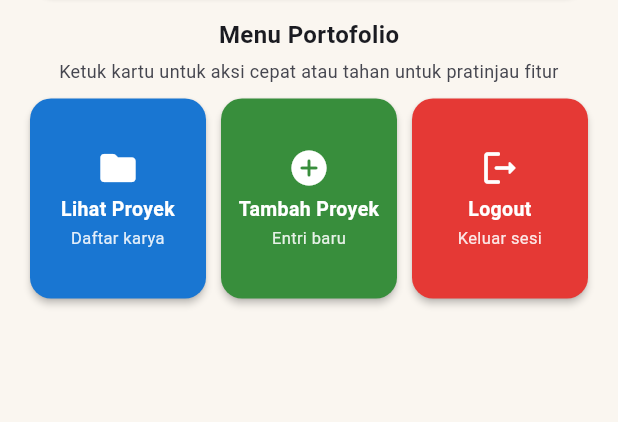
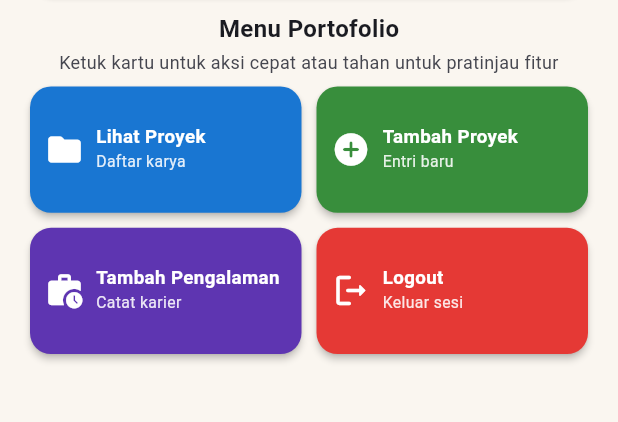
Before and after one commit to ananthakamal-lgtm/myportofolio_mobile, a Flutter app: the screen it shows after launch, in the side drawer, after a tap on "Home", on a phone screen of 412 x 824 dp, the part 431-853 px from its top. Run offline on Flutter 3.47's test engine with Material 3 defaults, Android fonts, the phone set to English and light mode, and no system bars; our stand-ins replace material_ui.

Commit message:
feat(navigation): add Tambah Pengalaman menu card, drawer item, and 2x2 grid layout

```diff
--- a/lib/screens/menu.dart
+++ b/lib/screens/menu.dart
@@ -1,4 +1,6 @@
 import 'package:material_ui/material_ui.dart';
+import 'package:myportofolio_mobile/screens/experience_form.dart';
+import 'package:myportofolio_mobile/screens/project_form.dart';
 import 'package:myportofolio_mobile/widgets/left_drawer.dart';
 import 'package:myportofolio_mobile/widgets/project_card.dart';
 
@@ -32,6 +34,16 @@ class MyHomePage extends StatelessWidget {
       subtitle: "Entri baru",
       detailDescription:
           "Membuka formulir untuk menambahkan proyek portofolio baru beserta deskripsi dan tech stack.",
+      destinationBuilder: (context) => const ProjectFormPage(),
+    ),
+    ItemHomepage(
+      "Tambah Pengalaman",
+      Icons.work_history_rounded,
+      Colors.deepPurple.shade600,
+      subtitle: "Catat karier",
+      detailDescription:
+          "Membuka formulir untuk mencatat pengalaman kerja, magang, riset, atau organisasi sesuai model Experience Django.",
+      destinationBuilder: (context) => const ExperienceFormPage(),
     ),
     ItemHomepage(
       "Logout",
@@ -284,7 +296,7 @@ class MyHomePage extends StatelessWidget {
                     ),
                   ),
 
-                  const SizedBox(height: 12.0),
+                  const SizedBox(height: 8.0),
 
                   // Bagian menu aksi portofolio.
                   const Text(
@@ -294,7 +306,7 @@ class MyHomePage extends StatelessWidget {
                       fontSize: 16.0,
                     ),
                   ),
-                  const SizedBox(height: 4.0),
+                  const SizedBox(height: 2.0),
                   Text(
                     'Ketuk kartu untuk aksi cepat atau tahan untuk pratinjau fitur',
                     textAlign: TextAlign.center,
@@ -304,20 +316,20 @@ class MyHomePage extends StatelessWidget {
                     ),
                   ),
 
-                  // Batasi lebar GridView agar ukuran kartu menu tetap proporsional di layar lebar.
+                  // Batasi lebar GridView agar kisi 2x2 tetap proporsional di layar lebar.
                   ConstrainedBox(
                     constraints: const BoxConstraints(maxWidth: 380),
                     child: GridView.count(
                       primary: false,
                       physics: const NeverScrollableScrollPhysics(),
                       padding: const EdgeInsets.symmetric(
-                        vertical: 10.0,
+                        vertical: 8.0,
                         horizontal: 4.0,
                       ),
                       crossAxisSpacing: 10,
                       mainAxisSpacing: 10,
-                      crossAxisCount: 3,
-                      childAspectRatio: 0.88,
+                      crossAxisCount: 2,
+                      childAspectRatio: 2.15,
                       // shrinkWrap agar ukuran kisi menyesuaikan tinggi konten anak.
                       shrinkWrap: true,
                       children: items.map((ItemHomepage item) {
@@ -393,6 +405,7 @@ class ItemHomepage {
   final Color color;
   final String subtitle;
   final String detailDescription;
+  final WidgetBuilder? destinationBuilder;
 
   ItemHomepage(
     this.name,
@@ -400,5 +413,6 @@ class ItemHomepage {
     this.color, {
     this.subtitle = '',
     this.detailDescription = '',
+    this.destinationBuilder,
   });
 }
--- a/lib/widgets/left_drawer.dart
+++ b/lib/widgets/left_drawer.dart
@@ -1,4 +1,5 @@
 import 'package:material_ui/material_ui.dart';
+import 'package:myportofolio_mobile/screens/experience_form.dart';
 import 'package:myportofolio_mobile/screens/menu.dart';
 import 'package:myportofolio_mobile/screens/project_form.dart';
 
@@ -65,6 +66,18 @@ class LeftDrawer extends StatelessWidget {
               );
             },
           ),
+          ListTile(
+            leading: const Icon(Icons.work_history_outlined),
+            title: const Text('Add Experience'),
+            onTap: () {
+              Navigator.pushReplacement(
+                context,
+                MaterialPageRoute(
+                  builder: (context) => const ExperienceFormPage(),
+                ),
+              );
+            },
+          ),
         ],
       ),
     );
--- a/lib/widgets/project_card.dart
+++ b/lib/widgets/project_card.dart
@@ -1,6 +1,5 @@
 import 'package:material_ui/material_ui.dart';
 import 'package:myportofolio_mobile/screens/menu.dart';
-import 'package:myportofolio_mobile/screens/project_form.dart';
 
 /// Kartu tombol menu interaktif yang menggunakan warna unik [ItemHomepage.color]
 /// dan memunculkan [SnackBar] serta pratinjau detail aksi saat ditekan.
@@ -52,7 +51,8 @@ class ItemCard extends StatelessWidget {
   }
 
   void _handleTap(BuildContext context) {
-    final navigatesToForm = item.name == "Tambah Proyek";
+    final destinationBuilder = item.destinationBuilder;
+    final hasDestination = destinationBuilder != null;
 
     ScaffoldMessenger.of(context)
       ..hideCurrentSnackBar()
@@ -76,7 +76,7 @@ class ItemCard extends StatelessWidget {
               ),
             ],
           ),
-          action: navigatesToForm
+          action: hasDestination
               ? null
               : SnackBarAction(
                   label: 'Detail',
@@ -90,13 +90,11 @@ class ItemCard extends StatelessWidget {
         ),
       );
 
-    // Navigasi ke halaman tambah proyek saat kartu Tambah Proyek ditekan.
-    if (navigatesToForm) {
+    // Navigasi menggunakan Navigator.push bila item memiliki halaman tujuan.
+    if (destinationBuilder != null) {
       Navigator.push(
         context,
-        MaterialPageRoute(
-          builder: (context) => const ProjectFormPage(),
-        ),
+        MaterialPageRoute(builder: destinationBuilder),
       );
     }
   }
@@ -113,44 +111,48 @@ class ItemCard extends StatelessWidget {
         onTap: () => _handleTap(context),
         onLongPress: () => _showItemDetailDialog(context),
         child: Container(
-          padding: const EdgeInsets.symmetric(horizontal: 6, vertical: 8),
-          child: Center(
-            child: Column(
-              mainAxisAlignment: MainAxisAlignment.center,
+          padding: const EdgeInsets.symmetric(horizontal: 10, vertical: 6),
+          child: Row(
             children: [
               Icon(
                 item.icon,
                 color: Colors.white,
-                  size: 28.0,
+                size: 26.0,
               ),
-                const SizedBox(height: 4),
+              const SizedBox(width: 8),
+              Expanded(
+                child: Column(
+                  mainAxisAlignment: MainAxisAlignment.center,
+                  crossAxisAlignment: CrossAxisAlignment.start,
+                  children: [
                     Text(
                       item.name,
-                  textAlign: TextAlign.center,
                       maxLines: 2,
                       overflow: TextOverflow.ellipsis,
                       style: const TextStyle(
                         color: Colors.white,
                         fontWeight: FontWeight.w600,
-                    fontSize: 13.0,
+                        fontSize: 12.5,
+                        height: 1.15,
                       ),
                     ),
                     if (item.subtitle.isNotEmpty) ...[
                       const SizedBox(height: 2),
                       Text(
                         item.subtitle,
-                    textAlign: TextAlign.center,
                         maxLines: 1,
                         overflow: TextOverflow.ellipsis,
                         style: TextStyle(
                           color: Colors.white.withValues(alpha: 0.88),
-                      fontSize: 11.0,
+                          fontSize: 10.5,
                         ),
                       ),
                     ],
                   ],
                 ),
               ),
+            ],
+          ),
         ),
       ),
     );
```
Lines whose indentation alone changed are shown as unchanged.
